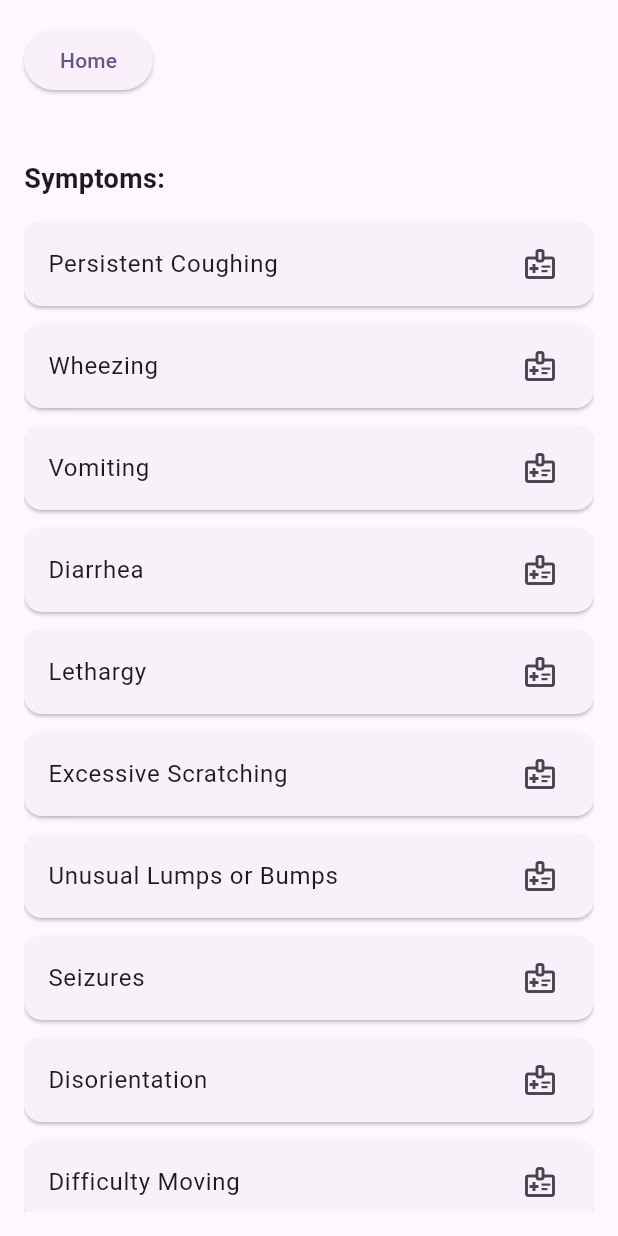
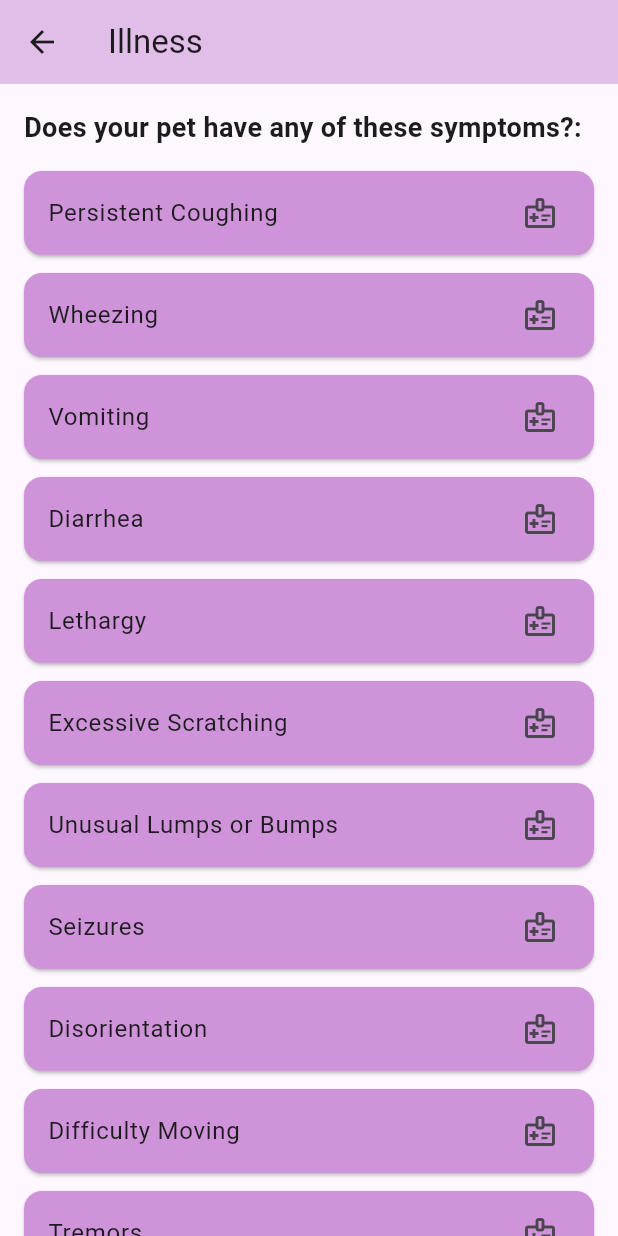
Before and after one commit to Ruhisawant/Pet-Care-App, a Flutter app: the screen it shows after launch, after a tap on "Go to Illness", on a phone screen of 412 x 824 dp. Run offline on Flutter 3.47's test engine with Material 3 defaults, Android fonts, the phone set to English and light mode, and no system bars; our stand-ins replace table_calendar.

Commit message:
Adjusted code

```diff
--- a/lib/illness.dart
+++ b/lib/illness.dart
@@ -1,5 +1,4 @@
 import 'package:flutter/material.dart';
-import 'package:pet_care_app/main.dart';
 
 class IllnessPage extends StatefulWidget {
   const IllnessPage({super.key});
@@ -9,7 +8,7 @@ class IllnessPage extends StatefulWidget {
 }
 
 class _IllnessPageState extends State<IllnessPage> {
-  final Map<String, Map<String, List<String>>> symptomDetails = {
+  static const Map<String, Map<String, List<String>>> symptomInfo = {
     'Persistent Coughing': {
       'Potential Illnesses': ['Feline Asthma', 'Bronchitis', 'Heartworm Disease'],
       'Possible Complications': ['Respiratory distress', 'Lung inflammation'],
@@ -72,18 +71,20 @@ class _IllnessPageState extends State<IllnessPage> {
     },
   };
 
-  void _showIllnessAlert(BuildContext context, String symptom) {
+  void _showIllnessDetails(BuildContext context, String symptom) {
     showDialog(
       context: context,
       builder: (BuildContext context) {
         return AlertDialog(
           title: const Text('Illness Guide'),
           content: SingleChildScrollView(
+            child: Padding(
+              padding: const EdgeInsets.symmetric(vertical: 8.0),
               child: Column(
                 crossAxisAlignment: CrossAxisAlignment.start,
-              children: symptomDetails[symptom]!.entries.map((entry) {
+                children: symptomInfo[symptom]!.entries.map((entry) {
                   return Padding(
-                  padding: const EdgeInsets.only(bottom: 10.0),
+                    padding: const EdgeInsets.only(bottom: 0),
                     child: Column(
                       crossAxisAlignment: CrossAxisAlignment.start,
                       children: [
@@ -91,6 +92,7 @@ class _IllnessPageState extends State<IllnessPage> {
                           '${entry.key}:',
                           style: const TextStyle(fontWeight: FontWeight.bold),
                         ),
+                        const SizedBox(height: 4),
                         ...entry.value.map((illness) => Padding(
                               padding: const EdgeInsets.only(left: 8.0),
                               child: Text('• $illness'),
@@ -99,6 +101,7 @@ class _IllnessPageState extends State<IllnessPage> {
                     ),
                   );
                 }).toList(),
+              ),
             ),
           ),
           actions: <Widget>[
@@ -115,57 +118,42 @@ class _IllnessPageState extends State<IllnessPage> {
   @override
   Widget build(BuildContext context) {
     return Scaffold(
-      body: Column(
-        children: [
-          Padding(
-            padding: const EdgeInsets.all(16.0),
-            child: Row(
-              mainAxisAlignment: MainAxisAlignment.start,
-              children: [
-                ElevatedButton(
-                  onPressed: () => Navigator.push(
-                    context,
-                    MaterialPageRoute(builder: (context) => const HomePage()),
+      appBar: AppBar(
+        backgroundColor: Colors.purple[100],
+        title: const Text('Illness'),
       ),
-                  child: const Text('Home'),
-                ),
-              ],
-            ),
-          ),
-          const SizedBox(height: 10),
-          Expanded(
+      body: SingleChildScrollView(
         child: Padding(
           padding: const EdgeInsets.all(16.0),
           child: Column(
             crossAxisAlignment: CrossAxisAlignment.start,
             children: [
               const Text(
-                    'Symptoms:',
+                'Does your pet have any of these symptoms?:',
                 style: TextStyle(fontSize: 18, fontWeight: FontWeight.bold),
               ),
               const SizedBox(height: 10),
-                  Expanded(
-                    child: ListView.builder(
-                      itemCount: symptomDetails.keys.length,
+              ListView.builder(
+                shrinkWrap: true,
+                physics: const NeverScrollableScrollPhysics(),
+                itemCount: symptomInfo.keys.length,
                 itemBuilder: (context, index) {
-                        String symptom = symptomDetails.keys.elementAt(index);
+                  String symptom = symptomInfo.keys.elementAt(index);
                   return Card(
                     margin: const EdgeInsets.symmetric(vertical: 6.0),
+                    color: Colors.purple[200],
                     child: ListTile(
                       title: Text(symptom),
-                            onTap: () => _showIllnessAlert(context, symptom),
+                      onTap: () => _showIllnessDetails(context, symptom),
                       trailing: const Icon(Icons.medical_information_outlined),
                     ),
                   );
                 },
               ),
-                  ),
             ],
           ),
         ),
       ),
-        ],
-      ),
     );
   }
 }
--- a/lib/main.dart
+++ b/lib/main.dart
@@ -1,6 +1,6 @@
 import 'package:flutter/material.dart';
 import 'reminders.dart';
-import 'schedule.dart';
+import 'schedules.dart';
 import 'illness.dart';
 
 void main() {
@@ -53,11 +53,11 @@ class _HomePageState extends State<HomePage> {
                 Navigator.push(
                   context,
                   MaterialPageRoute(
-                    builder: (context) => SchedulePage(),
+                    builder: (context) => SchedulesPage(),
                   ),
                 );
               },
-              child: Text('Go to Care')
+              child: Text('Go to Schedule')
             ),
             ElevatedButton(
               onPressed: () {
```
Also changed, not shown: lib/schedule.dart (deleted, +0 -207 lines), lib/schedules.dart (added, +253 -0 lines). Lines whose indentation alone changed are shown as unchanged.
